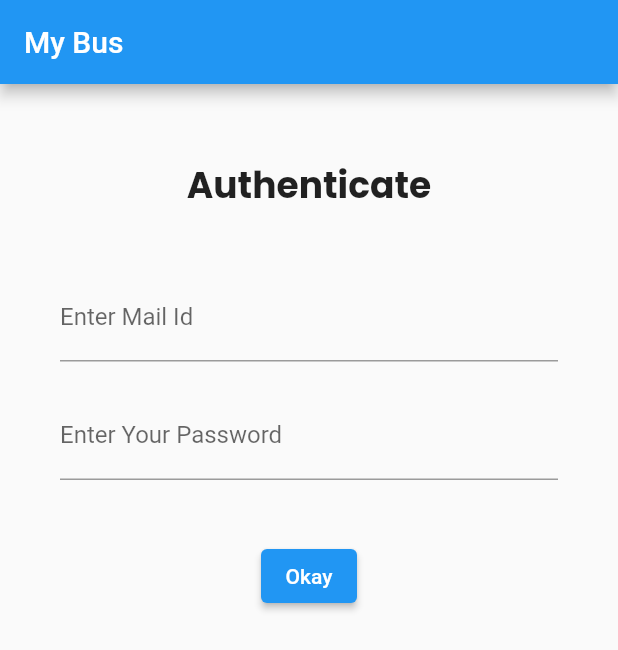
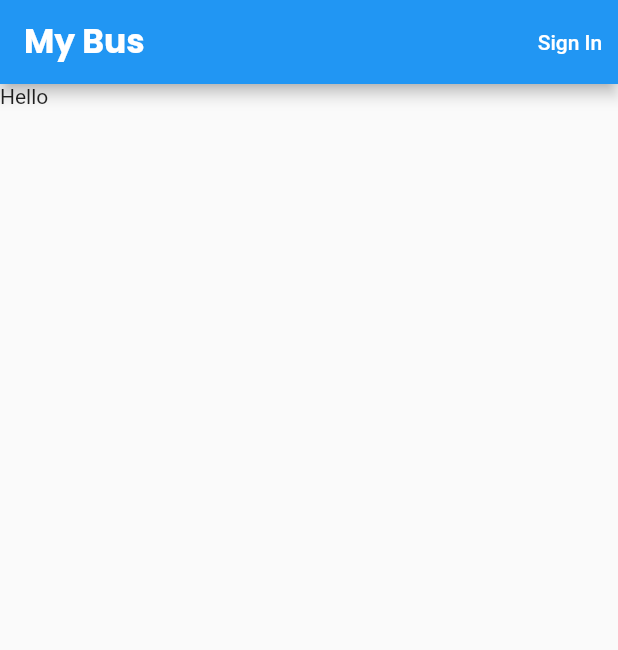
Before and after one commit to its-kunal-ssi/my-bus, a Flutter app: the screen it shows after launch, on a phone screen of 412 x 824 dp. Shown: the top 650 px of the screen. Run offline on Flutter 3.47's test engine with Material 2 defaults, Android fonts, the light colour scheme and no system bars; our stand-ins replace firebase_auth, firebase_core, google_fonts, google_maps_flutter; missing offline and left inert: firebase_ui_auth; accounts and stored records are empty; generated files the repository leaves out were written again.

Commit message:
done some changes

```diff
--- a/lib/main.dart
+++ b/lib/main.dart
@@ -1,45 +1,16 @@
-import 'package:firebase_auth/firebase_auth.dart';
+import 'package:firebase_auth/firebase_auth.dart' hide EmailAuthProvider;
 import 'package:firebase_core/firebase_core.dart';
 import 'package:firebase_ui_auth/firebase_ui_auth.dart';
+import 'package:flutter/cupertino.dart';
 import 'package:flutter/material.dart';
-import 'package:mybus/screen/AdminCreateBus.dart';
-import 'package:mybus/screen/AuthPage.dart';
-import 'package:mybus/screen/SampleMap.dart';
+import 'package:google_fonts/google_fonts.dart';
+import 'package:mybus/firebase_options.dart';
+import 'package:mybus/providers/ApplicationState.dart';
+import 'package:mybus/utils/Appbar.dart';
 import 'package:provider/provider.dart';
 
-import 'firebase_options.dart';
-
-Future<void> main() async {
-  WidgetsFlutterBinding.ensureInitialized();
-  return runApp(ChangeNotifierProvider(
-      create: (context) => ApplicationState(),
-      builder: ((context, child) => MyApp())));
-}
-
-class ApplicationState extends ChangeNotifier {
-  ApplicationState() {
-    init();
-  }
-  bool _loggedIn = false;
-  bool get loggedIn => _loggedIn;
-
-  Future<void> init() async {
-    await Firebase.initializeApp(
-        options: DefaultFirebaseOptions.currentPlatform);
-
-    // FirebaseUIAuth.configureProviders([EmailAuthProvider()]);
-
-    FirebaseAuth.instance.userChanges().listen((user) {
-      if (user != null) {
-        _loggedIn = true;
-      } else {
-        _loggedIn = false;
-      }
-      notifyListeners();
-    });
-    debugPrint('object');
-    print(FirebaseAuth.instance);
-  }
+void main() {
+  runApp(MyApp());
 }
 
 class MyApp extends StatelessWidget {
@@ -47,43 +18,41 @@ class MyApp extends StatelessWidget {
 
   @override
   Widget build(BuildContext context) {
-    return MaterialApp(
-      initialRoute: '/',
-      title: 'My Bus',
-      routes: {
-        '/': (context) {
-          return const AuthPage();
-        },
-        '/home': (context) {
-          return const HomeScreen('hello from home');
-        },
-        '/auth': (context) {
-          return const AuthPage();
-        },
-        '/map': (context) {
-          return const SampleApp();
-        }
+    return ChangeNotifierProvider(
+      create: (context) => ApplicationState(),
+      builder: (context, child) {
+        return MaterialApp(
+          debugShowCheckedModeBanner: false,
+          routes: {
+            '/sign-in': (context) {
+              return SignInScreen(
+                providers: [EmailAuthProvider()],
+                actions: [
+                  AuthStateChangeAction(
+                    (context, state) {
+                      Navigator.pushReplacementNamed(context, '/');
+                    },
+                  )
+                ],
+              );
+            }
+          },
+          home: HomePage(),
+        );
       },
     );
   }
 }
 
-class HomeScreen extends StatelessWidget {
-  final String secret;
-  const HomeScreen(this.secret, {super.key});
+class HomePage extends StatelessWidget {
+  const HomePage({super.key});
 
   @override
   Widget build(BuildContext context) {
     return Scaffold(
-      body: Center(
-        child: Column(mainAxisAlignment: MainAxisAlignment.center, children: [
-          Text('Hello From HomeScreen'),
-          TextButton(
-              onPressed: (() {
-                Navigator.pushNamed(context, '/auth');
-              }),
-              child: Text('${secret}'))
-        ]),
+      appBar: MyAppBar(),
+      body: Container(
+        child: Text("Hello"),
       ),
     );
   }
--- a/lib/screen/AuthPage.dart
+++ /dev/null
@@ -1,77 +0,0 @@
-import 'package:flutter/material.dart';
-import 'package:flutter/src/widgets/container.dart';
-import 'package:flutter/src/widgets/framework.dart';
-import 'package:mybus/utils/Appbar.dart';
-import 'package:mybus/utils/utils.dart';
-
-class AuthPage extends StatefulWidget {
-  const AuthPage({super.key});
-
-  @override
-  State<AuthPage> createState() => _AuthPageState();
-}
-
-class _AuthPageState extends State<AuthPage> {
-  @override
-  Widget build(BuildContext context) {
-    return Scaffold(
-      appBar: myAppBar,
-      body: SingleChildScrollView(
-        child: Column(
-          children: [
-            SizedBox(
-              height: 50,
-            ),
-            Text('Authenticate', style: googlePoppinsHead),
-            Center(
-                child: Padding(
-              padding: const EdgeInsets.all(40.0),
-              child: Column(
-                children: [
-                  TextField(
-                    decoration: InputDecoration(label: Text('Enter Mail Id')),
-                  ),
-                  SizedBox(
-                    height: 20,
-                  ),
-                  TextField(
-                    decoration:
-                        InputDecoration(label: Text('Enter Your Password')),
-                  ),
-                  SizedBox(
-                    height: 40,
-                  ),
-                  ElevatedButton(
-                      onPressed: () {
-                        showDialog(
-                          barrierDismissible: false,
-                          context: context,
-                          builder: (context) {
-                            return AlertDialog(
-                              title: Text('Confirm Your Password'),
-                              content: SingleChildScrollView(
-                                  child: TextField(
-                                decoration: InputDecoration(
-                                    label: Text('Confirm Password')),
-                              )),
-                              actions: [
-                                TextButton(
-                                    onPressed: () {
-                                      Navigator.of(context).pop();
-                                    },
-                                    child: Text('Okay'))
-                              ],
-                            );
-                          },
-                        );
-                      },
-                      child: Text('Okay'))
-                ],
-              ),
-            ))
-          ],
-        ),
-      ),
-    );
-  }
-}
--- a/lib/utils/Appbar.dart
+++ b/lib/utils/Appbar.dart
@@ -1,5 +1,41 @@
+import 'package:firebase_auth/firebase_auth.dart';
 import 'package:flutter/material.dart';
+import 'package:google_fonts/google_fonts.dart';
+import 'package:mybus/main.dart';
+import 'package:provider/provider.dart';
 
-final myAppBar = AppBar(
-  title: Text('My Bus'),
-);
+import '../providers/ApplicationState.dart';
+
+AppBar MyAppBar() {
+  return AppBar(
+      title: Text(
+        'My Bus',
+        style: GoogleFonts.poppins(fontSize: 22, fontWeight: FontWeight.bold),
+      ),
+      actions: [
+        Consumer<ApplicationState>(
+          builder: (context, value, child) {
+            return (value.isLoading
+                ? CircularProgressIndicator(
+                    color: Colors.white,
+                  )
+                : value.loggedIn
+                    ? TextButton(
+                        onPressed: () {
+                          FirebaseAuth.instance.signOut();
+                          Provider.of<ApplicationState>(context).SignOutUser();
+                        },
+                        child: Text('Sign Out',
+                            style: TextStyle(color: Colors.white)),
+                      )
+                    : TextButton(
+                        onPressed: () {
+                          Navigator.pushReplacementNamed(context, '/sign-in');
+                        },
+                        child: Text('Sign In',
+                            style: TextStyle(color: Colors.white)),
+                      ));
+          },
+        )
+      ]);
+}
--- a/pubspec.yaml
+++ b/pubspec.yaml
@@ -42,6 +42,7 @@ dependencies:
   provider: ^6.0.4
   google_maps_flutter: ^2.2.1
   google_fonts: ^3.0.1
+  google_sign_in: ^5.4.2
 
 dev_dependencies:
   flutter_test:
```
Also changed, not shown: lib/providers/ApplicationState.dart (added, +36 -0 lines), pubspec.lock, 2 other files.
